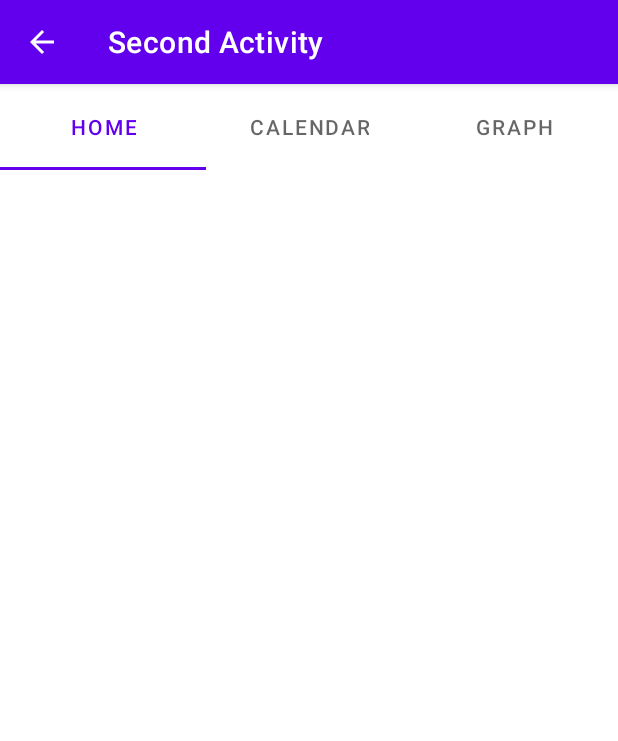
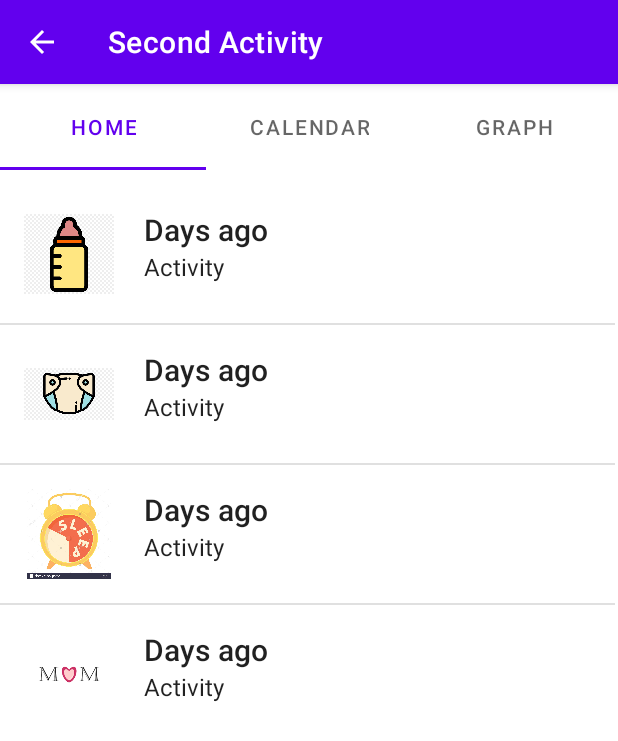
Before and after one commit to GeMath18/Baby_Manager, an Android app: the HomeFragment screen opened directly, with no data from a screen before it, on a phone screen of 412 x 824 dp. Shown: the top 741 px of the screen. Run offline under Robolectric (Android 15) with nearby library versions, the phone set to English and light mode, and no system bars.

Commit message:
menu in home is showing up

```diff
--- a/app/src/main/java/com/example/babymanager/HomeFragment.java
+++ b/app/src/main/java/com/example/babymanager/HomeFragment.java
@@ -3,16 +3,13 @@ package com.example.babymanager;
 import android.os.Bundle;
 
 import androidx.fragment.app.Fragment;
-import androidx.fragment.app.ListFragment;
 
 import android.view.LayoutInflater;
 import android.view.View;
 import android.view.ViewGroup;
-import android.widget.ArrayAdapter;
 import android.widget.ListView;
 
 import java.util.ArrayList;
-import java.util.Collections;
 
 
 public class HomeFragment extends Fragment {
@@ -42,11 +39,12 @@ public class HomeFragment extends Fragment {
         arrayList.add(new Menu(R.drawable.sleepicon, "Days ago", "Activity"));
         arrayList.add(new Menu(R.drawable.momimage, "Days ago", "Activity"));
 
-        ListView listView = (ListView) view.findViewById(R.id.listView);
+        ListView listView = (ListView) view.findViewById(R.id.menu_listView);
 
-        ArrayAdapter<ArrayList> listViewAdapter = new ArrayAdapter<ArrayList>(getActivity(), android.R.layout.simple_list_item_1, Collections.singletonList(arrayList));
+        MenuAdapter menuAdapter = new MenuAdapter(getActivity(), R.layout.list_row, arrayList);
 
-        listView.setAdapter(listViewAdapter);
+        listView.setAdapter(menuAdapter);
+
         return view;
 
 
--- /dev/null
+++ b/app/src/main/java/com/example/babymanager/MenuAdapter.java
@@ -0,0 +1,52 @@
+package com.example.babymanager;
+
+import android.content.Context;
+import android.view.LayoutInflater;
+import android.view.View;
+import android.view.ViewGroup;
+import android.widget.ArrayAdapter;
+import android.widget.ImageView;
+import android.widget.TextView;
+
+import androidx.annotation.NonNull;
+import androidx.annotation.Nullable;
+
+import java.util.ArrayList;
+import java.util.Objects;
+
+public class MenuAdapter extends ArrayAdapter<Menu> {
+    private Context mContext;
+    private int mResource;
+
+
+    public MenuAdapter(@NonNull Context context, int resource, @NonNull ArrayList<Menu> objects) {
+        super(context, resource, objects);
+        this.mContext = context;
+        this.mResource = resource;
+    }
+
+
+    @NonNull
+    @Override
+    public View getView(int position, @Nullable View convertView, @NonNull ViewGroup parent) {
+
+        LayoutInflater layoutInflater = LayoutInflater.from(mContext);
+
+        convertView = layoutInflater.inflate(mResource,parent, false);
+
+        ImageView imageView = convertView.findViewById(R.id.image);
+
+        TextView txtName = convertView.findViewById(R.id.txtName);
+
+        TextView txtDes = convertView.findViewById(R.id.txtDes);
+
+        imageView.setImageResource(getItem(position).getImage());
+
+        txtName.setText(getItem(position).getName());
+
+        txtDes.setText(getItem(position).getDes());
+
+
+        return convertView;
+    }
+}
--- a/app/src/main/res/layout/fragment_home.xml
+++ b/app/src/main/res/layout/fragment_home.xml
@@ -6,7 +6,8 @@
     tools:context=".HomeFragment">
 
     <ListView
-        android:id="@+id/listView"
-        android:layout_width="0dp"
-        android:layout_height="0dp" />
+        android:id="@+id/menu_listView"
+        android:layout_width="match_parent"
+        android:layout_height="wrap_content"
+        />
 </FrameLayout>
```
Also changed, not shown: app/src/main/res/drawable/bottleicon2.jpg (deleted), app/src/main/res/drawable/bottleicon2.png (added), app/src/main/res/drawable/diapericon.jpg (deleted), app/src/main/res/drawable/diapericon.png (added), app/src/main/res/drawable/sleepicon.jpg (deleted), app/src/main/res/drawable/sleepicon.png (added).
